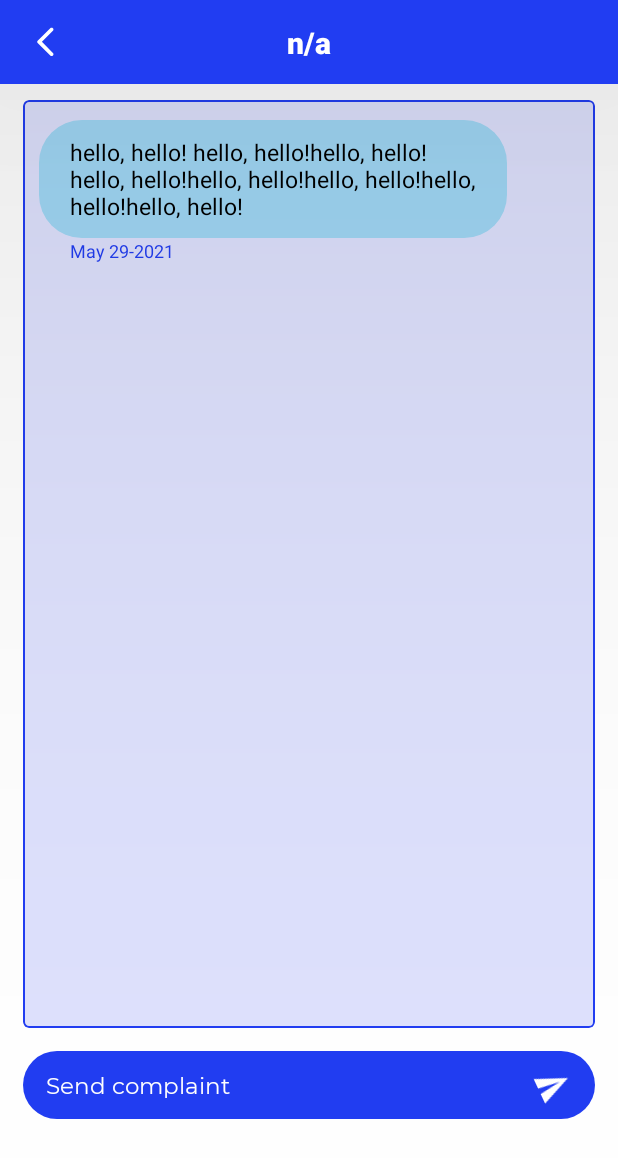
After one commit to rsa-rajesh/chainpurKhanepani, an Android app: the layout activity_complaint.xml on its own in the app's theme, with its tools: preview values and no code run, on a phone screen of 412 x 824 dp. The commit adds this screen. Shown: the top 1158 px of the screen. Run offline under Robolectric (Android 15) with nearby library versions, the phone set to English and light mode, and no system bars.

Commit message:
[Add]  complaint -> ongoing

```diff
--- a/app/src/main/AndroidManifest.xml
+++ b/app/src/main/AndroidManifest.xml
@@ -16,6 +16,9 @@
         android:supportsRtl="true"
         android:theme="@style/Theme.Khanipani.NoActionBar"
         tools:ignore="AllowBackup">
+        <activity
+            android:name=".ui.meroKhaniPani.complaint.ComplaintActivity"
+            android:exported="true" />
         <activity
             android:name=".ui.meroKhaniPani.ledger.LedgerActivity"
             android:exported="true" />
--- a/app/src/main/java/com/heartsun/pithuwakhanipani/data/dao/MyTapDao.kt
+++ b/app/src/main/java/com/heartsun/pithuwakhanipani/data/dao/MyTapDao.kt
@@ -24,4 +24,7 @@ interface TblMemberDao {
 
     @Query("DELETE FROM tblMember WHERE MemberID IN (:membersId)")
     suspend fun delete(membersId: Int)
+
+    @Query("UPDATE tblMember SET PinCode=:changedPin WHERE MemberID = :memberID")
+    suspend fun updatePin(memberID: Int, changedPin: Int)
 }
--- a/app/src/main/java/com/heartsun/pithuwakhanipani/data/repository/databaseReppo/DbRepository.kt
+++ b/app/src/main/java/com/heartsun/pithuwakhanipani/data/repository/databaseReppo/DbRepository.kt
@@ -185,6 +185,10 @@ class DbRepository(database: KanipaniDatabase) {
         tblMemberDao.delete(members)
     }
 
+    suspend fun updatePin(memberID: Int, changedPin: Int) {
+        tblMemberDao.updatePin(memberID,changedPin)
+    }
+
     val getAllTaps: Flow<List<TblMember>> =
         tblMemberDao.getAllData()
 }
--- a/app/src/main/java/com/heartsun/pithuwakhanipani/domain/dbmodel/TBLReadingSetupDtl.kt
+++ b/app/src/main/java/com/heartsun/pithuwakhanipani/domain/dbmodel/TBLReadingSetupDtl.kt
@@ -146,6 +146,10 @@ data class TblMember(
     val MemName: String?,
     @ColumnInfo(name = "PinCode")
     val PinCode: String?,
+    @ColumnInfo(name = "Address")
+    val Address: String?,
+    @ColumnInfo(name = "RegDateTime")
+    val RegDateTime: String?
 //    @ColumnInfo(name = "IsCMAndMAAllowed")
 //    val IsCMAndMAAllowed: Boolean?,
-    )
+)
--- a/app/src/main/java/com/heartsun/pithuwakhanipani/ui/meroKhaniPani/MeroKhaniPaniActivity.kt
+++ b/app/src/main/java/com/heartsun/pithuwakhanipani/ui/meroKhaniPani/MeroKhaniPaniActivity.kt
@@ -76,18 +76,18 @@ class MeroKhaniPaniActivity : BaseActivity() {
             if (it.isNullOrEmpty()) {
                 binding.clEmptyList.isVisible = true
                 prefs.noOfTaps = "0"
+                hideProgress()
 
             } else {
                 prefs.noOfTaps = it.size.toString()
                 binding.clEmptyList.isVisible = false
                 tapListAdapter = TapListAdapter(
                     onItemClick = {
-                        startActivity(PersonalMenu.newIntent(this,address = it.ContactNo.toString(),memberId = it.MemberID.toString(),registrationDate = it.PinCode.toString(),name = it.MemName.toString()))
+                        startActivity(PersonalMenu.newIntent(this,address = it.Address.toString(),memberId = it.MemberID.toString(),registrationDate = it.RegDateTime.toString().split(" ")[0],name = it.MemName.toString(),phoneNo = it.ContactNo.toString(),it.PinCode.toString().toInt()))
                     }, onDeleteClick = {
                         showCustomDialog(message = "तपाईँ साँच्चिकै सूचीबाट यो धारा हटाउन चाहनुहुन्छ ?",negLabel = "रद्द गर्नुहोस्",posLabel = "हटाउनुहोस्",onPosClick = {
                             myTapViewModel.delete(members = it)
                         })
-
                     }
                 )
                 tapListAdapter.items = it
--- /dev/null
+++ b/app/src/main/res/drawable/complain_recived_chat_bubble.xml
@@ -0,0 +1,14 @@
+<?xml version="1.0" encoding="utf-8"?>
+<shape xmlns:android="http://schemas.android.com/apk/res/android"
+    android:shape="rectangle" >
+
+    <!-- View background color -->
+    <solid
+        android:color="#FFE0CA" >
+    </solid>
+
+    <!-- The radius makes the corners rounded -->
+    <corners
+        android:radius="@dimen/_22sdp">
+    </corners>
+</shape>
--- /dev/null
+++ b/app/src/main/res/drawable/complain_sent_chat_bobble.xml
@@ -0,0 +1,14 @@
+<?xml version="1.0" encoding="utf-8"?>
+<shape xmlns:android="http://schemas.android.com/apk/res/android"
+    android:shape="rectangle" >
+
+    <!-- View background color -->
+    <solid
+        android:color="#A0D7F5" >
+    </solid>
+
+    <!-- The radius makes the corners rounded -->
+    <corners
+        android:radius="@dimen/_22sdp">
+    </corners>
+</shape>
--- /dev/null
+++ b/app/src/main/res/drawable/ic_send_complaint.xml
@@ -0,0 +1,11 @@
+<vector xmlns:android="http://schemas.android.com/apk/res/android"
+    android:width="24dp"
+    android:height="24dp"
+    android:viewportWidth="24"
+    android:viewportHeight="24"
+    android:tint="?attr/colorControlNormal"
+    android:autoMirrored="true">
+  <path
+      android:fillColor="@android:color/white"
+      android:pathData="M2.01,21L23,12 2.01,3 2,10l15,2 -15,2z"/>
+</vector>
--- /dev/null
+++ b/app/src/main/res/layout/activity_complaint.xml
@@ -0,0 +1,95 @@
+<?xml version="1.0" encoding="utf-8"?>
+<androidx.constraintlayout.widget.ConstraintLayout xmlns:android="http://schemas.android.com/apk/res/android"
+    xmlns:app="http://schemas.android.com/apk/res-auto"
+    xmlns:tools="http://schemas.android.com/tools"
+    android:layout_width="match_parent"
+    android:layout_height="match_parent"
+    tools:context=".ui.meroKhaniPani.complaint.ComplaintActivity">
+
+    <include
+        android:id="@+id/toolbar"
+        layout="@layout/toolbar_layout" />
+
+    <com.google.android.material.card.MaterialCardView
+        app:strokeColor="@color/primary_color"
+        app:strokeWidth="1dp"
+        app:cardBackgroundColor="@color/tiles_background_color"
+        android:layout_width="match_parent"
+        android:layout_height="match_parent"
+        android:layout_marginHorizontal="@dimen/_12sdp"
+        android:layout_marginTop="@dimen/_8sdp"
+        android:layout_marginBottom="@dimen/_12sdp"
+        android:paddingBottom="@dimen/_12sdp"
+        app:layout_constrainedHeight="true"
+        app:cardElevation="0dp"
+        app:layout_constraintBottom_toTopOf="@id/clSendBox"
+        app:layout_constraintTop_toBottomOf="@id/toolbar">
+
+        <androidx.recyclerview.widget.RecyclerView
+            android:paddingHorizontal="@dimen/_8sdp"
+            android:paddingVertical="@dimen/_4sdp"
+            android:id="@+id/rvMessages"
+            android:layout_width="match_parent"
+            android:layout_height="match_parent"
+            android:paddingBottom="@dimen/_20sdp"
+            tools:itemCount="1"
+            tools:listitem="@layout/item_message_sent" />
+
+    </com.google.android.material.card.MaterialCardView>
+
+    <androidx.constraintlayout.widget.ConstraintLayout
+        android:id="@+id/clSendBox"
+        android:layout_width="match_parent"
+        android:layout_height="wrap_content"
+        android:layout_marginBottom="@dimen/_60sdp"
+        android:orientation="horizontal"
+        app:layout_constraintBottom_toBottomOf="parent"
+        app:layout_constraintStart_toStartOf="parent">
+
+
+        <androidx.constraintlayout.widget.ConstraintLayout
+            android:layout_width="0dp"
+            android:layout_height="wrap_content"
+            android:layout_marginStart="@dimen/_12sdp"
+            android:layout_marginEnd="@dimen/_12sdp"
+            android:background="@drawable/complain_recived_chat_bubble"
+            android:backgroundTint="@color/primary_color"
+            app:layout_constraintEnd_toEndOf="parent"
+            app:layout_constraintStart_toStartOf="parent"
+            app:layout_constraintTop_toTopOf="parent">
+
+            <EditText
+                android:id="@+id/tvMessage"
+                android:layout_width="0dp"
+                android:layout_height="wrap_content"
+                android:background="@android:color/transparent"
+                android:fontFamily="@font/montserrat_regular"
+                android:hint="Send complaint"
+                android:paddingHorizontal="@dimen/_12sdp"
+                android:textColor="@color/white"
+                android:textColorHint="@color/white"
+                android:textSize="@dimen/_12sdp"
+                app:layout_constraintBottom_toBottomOf="parent"
+                app:layout_constraintEnd_toStartOf="@id/ivSend"
+                app:layout_constraintStart_toStartOf="parent"
+                app:layout_constraintTop_toTopOf="parent" />
+
+            <ImageView
+                android:id="@+id/ivSend"
+                android:layout_width="wrap_content"
+                android:layout_height="wrap_content"
+                android:layout_marginEnd="@dimen/_4sdp"
+                android:padding="@dimen/_8sdp"
+                android:rotation="-25"
+                android:src="@drawable/ic_send_complaint"
+                app:layout_constraintEnd_toEndOf="parent"
+                app:layout_constraintTop_toTopOf="parent"
+                app:tint="@color/white" />
+
+        </androidx.constraintlayout.widget.ConstraintLayout>
+
+    </androidx.constraintlayout.widget.ConstraintLayout>
+
+
+
+</androidx.constraintlayout.widget.ConstraintLayout>
--- /dev/null
+++ b/app/src/main/res/layout/item_message_sent.xml
@@ -0,0 +1,53 @@
+<?xml version="1.0" encoding="utf-8"?>
+
+<androidx.constraintlayout.widget.ConstraintLayout xmlns:android="http://schemas.android.com/apk/res/android"
+    xmlns:app="http://schemas.android.com/apk/res-auto"
+    xmlns:tools="http://schemas.android.com/tools"
+    android:id="@+id/sent"
+    android:layout_width="match_parent"
+    android:layout_height="wrap_content"
+    android:background="@android:color/transparent"
+    android:paddingTop="@dimen/_6sdp"
+    app:layout_constraintTop_toTopOf="parent">
+
+
+
+    <androidx.constraintlayout.widget.ConstraintLayout
+        android:id="@+id/clBubble"
+        android:layout_width="wrap_content"
+        android:layout_height="wrap_content"
+        android:layout_marginEnd="@dimen/_9sdp"
+        android:background="@drawable/complain_sent_chat_bobble"
+        app:layout_constraintStart_toStartOf="parent"
+        app:layout_constraintTop_toTopOf="parent">
+
+
+        <TextView
+            android:id="@+id/tvMessage"
+            android:layout_width="wrap_content"
+            android:layout_height="wrap_content"
+            android:maxWidth="@dimen/_240sdp"
+            android:paddingHorizontal="@dimen/_16sdp"
+            android:paddingVertical="@dimen/_8sdp"
+            android:text="hello, hello! hello, hello!hello, hello!hello, hello!hello, hello!hello, hello!hello, hello!hello, hello!"
+            android:textColor="@color/black"
+            android:textSize="@dimen/_12sdp"
+            app:layout_constraintRight_toRightOf="parent"
+            app:layout_constraintTop_toTopOf="parent" />
+
+
+    </androidx.constraintlayout.widget.ConstraintLayout>
+
+
+    <TextView
+        android:id="@+id/tvDate"
+        android:layout_width="wrap_content"
+        android:layout_height="wrap_content"
+        android:textColor="@color/primary_color"
+        android:textSize="@dimen/_9sdp"
+        app:layout_constraintStart_toStartOf="@id/clBubble"
+        app:layout_constraintTop_toBottomOf="@id/clBubble"
+        android:layout_marginStart="@dimen/_16sdp"
+        tools:text="May 29-2021" />
+
+</androidx.constraintlayout.widget.ConstraintLayout>
```
Also changed, not shown: app/src/main/java/androidcommon/extension/Dialogs.kt (+80 -21 lines), app/src/main/java/com/heartsun/pithuwakhanipani/data/repository/AuthRepository.kt (+9 -0 lines), app/src/main/java/com/heartsun/pithuwakhanipani/data/repository/ConnectionToServer.kt (+33 -63 lines), app/src/main/java/com/heartsun/pithuwakhanipani/ui/meroKhaniPani/MyTapViewModel.kt (+13 -0 lines), app/src/main/java/com/heartsun/pithuwakhanipani/ui/meroKhaniPani/complaint/ComplaintActivity.kt (added, +35 -0 lines), app/src/main/java/com/heartsun/pithuwakhanipani/ui/meroKhaniPani/ledger/LedgerActivity.kt (+2 -5 lines), app/src/main/java/com/heartsun/pithuwakhanipani/ui/meroKhaniPani/personalMenu/PersonalMenu.kt (+75 -22 lines), app/src/main/res/layout/dilog_change_pin.xml (+1 -23 lines).
